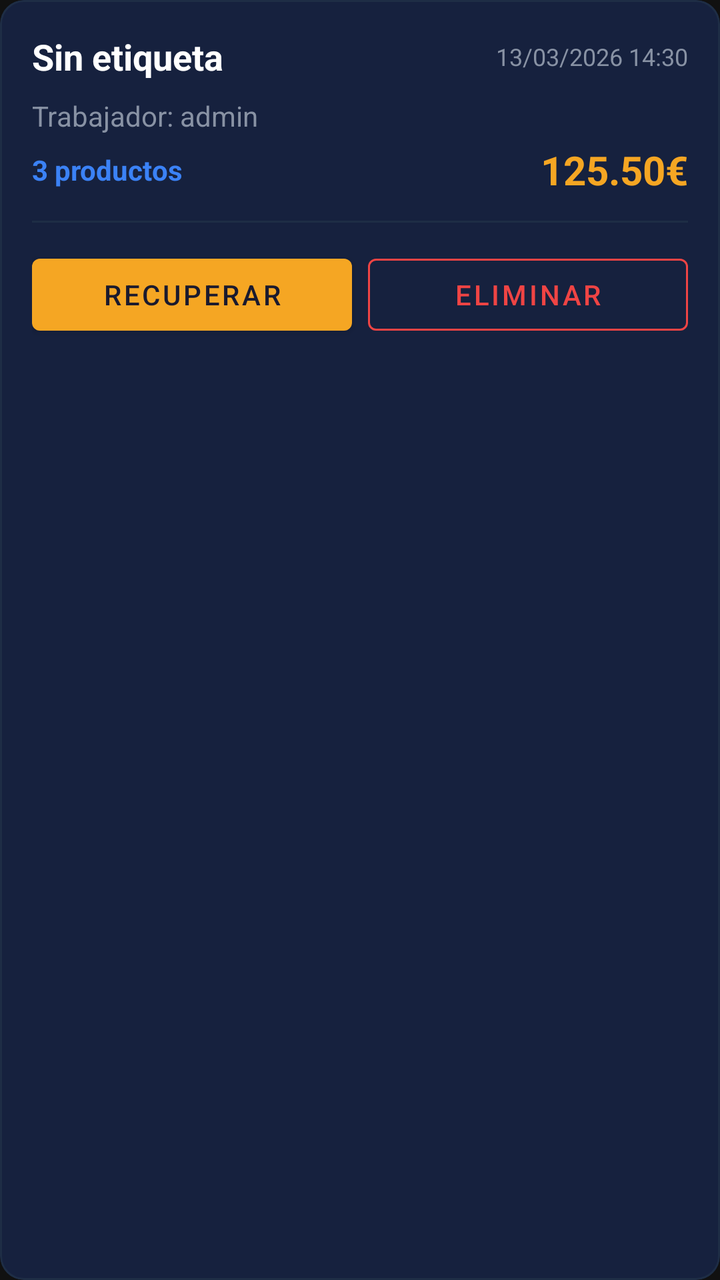
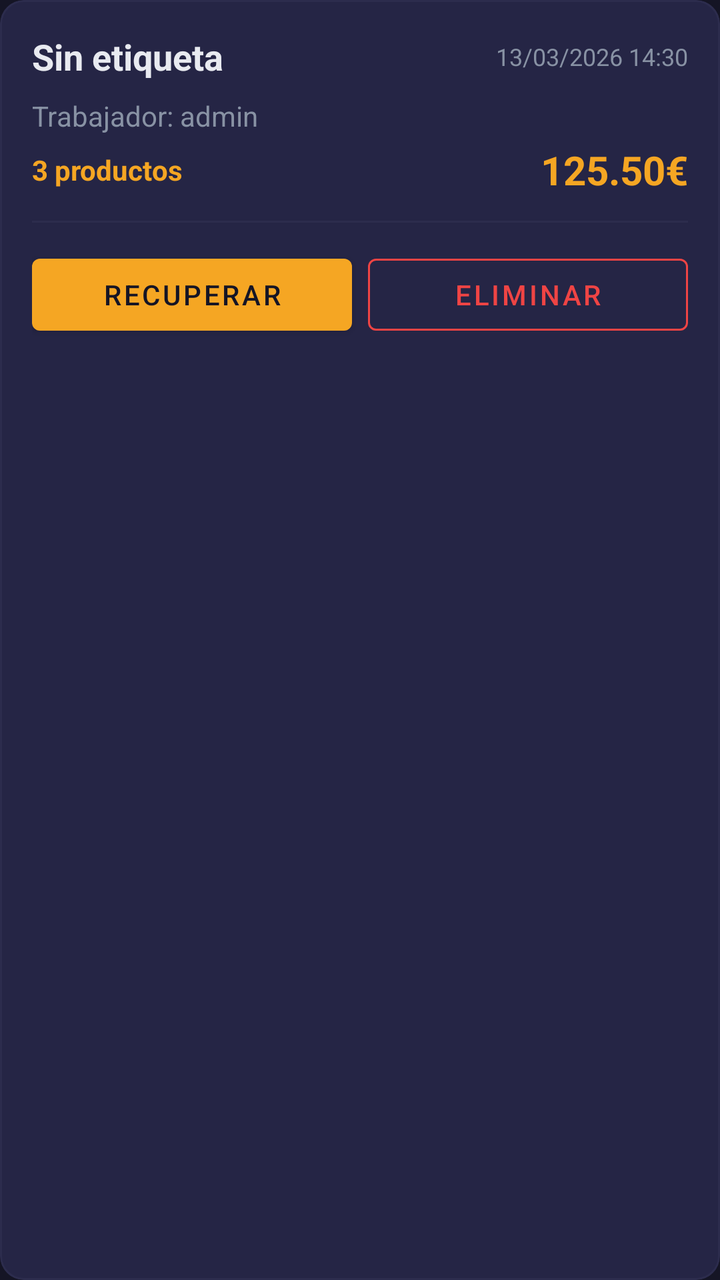

An Android layout rendered at two revisions. The XML below is the earlier revision; the diff shows what the commit changed to produce the second picture.
<!-- AndroidManifest.xml: application theme Theme.Electrobazar -->
<!-- res/layout/item_held_sale.xml -->
<?xml version="1.0" encoding="utf-8"?>
<com.google.android.material.card.MaterialCardView xmlns:android="http://schemas.android.com/apk/res/android"
    xmlns:app="http://schemas.android.com/apk/res-auto"
    android:layout_width="match_parent"
    android:layout_height="wrap_content"
    android:layout_marginBottom="12dp"
    app:cardBackgroundColor="@color/primary_variant"
    app:cardCornerRadius="12dp"
    app:strokeColor="@color/border"
    app:strokeWidth="1dp">

    <LinearLayout
        android:layout_width="match_parent"
        android:layout_height="wrap_content"
        android:orientation="vertical"
        android:padding="16dp">

        <LinearLayout
            android:layout_width="match_parent"
            android:layout_height="wrap_content"
            android:orientation="horizontal"
            android:gravity="center_vertical"
            android:layout_marginBottom="8dp">

            <TextView
                android:id="@+id/heldSaleLabel"
                android:layout_width="0dp"
                android:layout_height="wrap_content"
                android:layout_weight="1"
                android:text="Sin etiqueta"
                android:textColor="@color/white"
                android:textSize="18sp"
                android:textStyle="bold" />

            <TextView
                android:id="@+id/heldSaleDate"
                android:layout_width="wrap_content"
                android:layout_height="wrap_content"
                android:text="13/03/2026 14:30"
                android:textColor="@color/text_muted"
                android:textSize="12sp" />
        </LinearLayout>

        <TextView
            android:id="@+id/heldSaleWorker"
            android:layout_width="match_parent"
            android:layout_height="wrap_content"
            android:text="Trabajador: admin"
            android:textColor="@color/text_muted"
            android:layout_marginBottom="4dp" />

        <LinearLayout
            android:layout_width="match_parent"
            android:layout_height="wrap_content"
            android:orientation="horizontal"
            android:gravity="center_vertical">
            
            <TextView
                android:id="@+id/heldSaleLineCount"
                android:layout_width="wrap_content"
                android:layout_height="wrap_content"
                android:text="3 productos"
                android:textColor="@color/info"
                android:textStyle="bold"
                android:textSize="14sp" />

            <View
                android:layout_width="0dp"
                android:layout_height="0dp"
                android:layout_weight="1" />

            <TextView
                android:id="@+id/heldSaleTotal"
                android:layout_width="wrap_content"
                android:layout_height="wrap_content"
                android:text="125.50€"
                android:textColor="@color/accent"
                android:textSize="20sp"
                android:textStyle="bold" />
        </LinearLayout>

        <View
            android:layout_width="match_parent"
            android:layout_height="1dp"
            android:background="@color/border"
            android:layout_marginVertical="12dp" />

        <LinearLayout
            android:layout_width="match_parent"
            android:layout_height="wrap_content"
            android:orientation="horizontal"
            android:gap="8dp">

            <com.google.android.material.button.MaterialButton
                android:id="@+id/btnRecover"
                style="@style/Widget.MaterialComponents.Button"
                android:layout_width="0dp"
                android:layout_height="wrap_content"
                android:layout_weight="1"
                android:text="RECUPERAR"
                app:backgroundTint="@color/accent"
                android:textColor="@color/primary"
                android:layout_marginEnd="4dp" />

            <com.google.android.material.button.MaterialButton
                android:id="@+id/btnDelete"
                style="@style/Widget.MaterialComponents.Button.OutlinedButton"
                android:layout_width="0dp"
                android:layout_height="wrap_content"
                android:layout_weight="1"
                android:text="ELIMINAR"
                android:textColor="@color/danger"
                app:strokeColor="@color/danger"
                android:layout_marginStart="4dp" />
        </LinearLayout>

    </LinearLayout>
</com.google.android.material.card.MaterialCardView>
<!-- resources referenced by this layout -->
<resources>
  <color name="accent">#f5a623</color>
  <color name="border">#1e2d45</color>
  <color name="danger">#ef4444</color>
  <color name="info">#3b82f6</color>
  <color name="primary">#1a1a2e</color>
  <color name="primary_variant">#16213e</color>
  <color name="text_muted">#8892a4</color>
  <color name="white">#FFFFFF</color>
  <style name="Theme.Electrobazar" parent="Base.Theme.Electrobazar" />
  <style name="Base.Theme.Electrobazar" parent="Theme.Material3.DayNight.NoActionBar">
          <item name="colorPrimary">@color/primary</item>
          <item name="colorSecondary">@color/secondary</item>
          <item name="android:windowBackground">@color/background</item>
          <item name="android:textColorPrimary">@color/text_main</item>
          <item name="colorError">@color/danger</item>
      </style>
  <color name="secondary">#16213e</color>
  <color name="background">#111111</color>
  <color name="text_main">#e8eaf0</color>
</resources>

<!-- the commit's change to res/layout/item_held_sale.xml (unified diff, before → after) -->
@@ -4,9 +4,9 @@
     android:layout_width="match_parent"
     android:layout_height="wrap_content"
     android:layout_marginBottom="12dp"
-    app:cardBackgroundColor="@color/primary_variant"
+    app:cardBackgroundColor="?attr/colorSurface"
     app:cardCornerRadius="12dp"
-    app:strokeColor="@color/border"
+    app:strokeColor="?attr/colorOutline"
     app:strokeWidth="1dp">
 
     <LinearLayout
@@ -28,7 +28,7 @@
                 android:layout_height="wrap_content"
                 android:layout_weight="1"
                 android:text="Sin etiqueta"
-                android:textColor="@color/white"
+                android:textColor="?attr/android:textColorPrimary"
                 android:textSize="18sp"
                 android:textStyle="bold" />
 
@@ -37,7 +37,7 @@
                 android:layout_width="wrap_content"
                 android:layout_height="wrap_content"
                 android:text="13/03/2026 14:30"
-                android:textColor="@color/text_muted"
+                android:textColor="?attr/android:textColorSecondary"
                 android:textSize="12sp" />
         </LinearLayout>
 
@@ -46,7 +46,7 @@
             android:layout_width="match_parent"
             android:layout_height="wrap_content"
             android:text="Trabajador: admin"
-            android:textColor="@color/text_muted"
+            android:textColor="?attr/android:textColorSecondary"
             android:layout_marginBottom="4dp" />
 
         <LinearLayout
@@ -60,7 +60,7 @@
                 android:layout_width="wrap_content"
                 android:layout_height="wrap_content"
                 android:text="3 productos"
-                android:textColor="@color/info"
+                android:textColor="?attr/colorPrimary"
                 android:textStyle="bold"
                 android:textSize="14sp" />
 
@@ -74,7 +74,7 @@
                 android:layout_width="wrap_content"
                 android:layout_height="wrap_content"
                 android:text="125.50€"
-                android:textColor="@color/accent"
+                android:textColor="?attr/colorPrimary"
                 android:textSize="20sp"
                 android:textStyle="bold" />
         </LinearLayout>
@@ -82,14 +82,13 @@
         <View
             android:layout_width="match_parent"
             android:layout_height="1dp"
-            android:background="@color/border"
+            android:background="?attr/colorOutline"
             android:layout_marginVertical="12dp" />
 
         <LinearLayout
             android:layout_width="match_parent"
             android:layout_height="wrap_content"
-            android:orientation="horizontal"
-            android:gap="8dp">
+            android:orientation="horizontal">
 
             <com.google.android.material.button.MaterialButton
                 android:id="@+id/btnRecover"
@@ -98,8 +97,8 @@
                 android:layout_height="wrap_content"
                 android:layout_weight="1"
                 android:text="RECUPERAR"
-                app:backgroundTint="@color/accent"
-                android:textColor="@color/primary"
+                app:backgroundTint="?attr/colorPrimary"
+                android:textColor="?attr/android:windowBackground"
                 android:layout_marginEnd="4dp" />
 
             <com.google.android.material.button.MaterialButton
<!-- resource entries referenced after the edit -->
@@ -1,23 +1,39 @@
 <!-- resources referenced by this layout -->
 <resources>
   <color name="accent">#f5a623</color>
-  <color name="border">#1e2d45</color>
+  <color name="border">#2c2c4d</color>
   <color name="danger">#ef4444</color>
-  <color name="info">#3b82f6</color>
-  <color name="primary">#1a1a2e</color>
-  <color name="primary_variant">#16213e</color>
+  <color name="primary">#151525</color>
+  <color name="surface">#252545</color>
   <color name="text_muted">#8892a4</color>
-  <color name="white">#FFFFFF</color>
   <style name="Theme.Electrobazar" parent="Base.Theme.Electrobazar" />
   <style name="Base.Theme.Electrobazar" parent="Theme.Material3.DayNight.NoActionBar">
-          <item name="colorPrimary">@color/primary</item>
-          <item name="colorSecondary">@color/secondary</item>
-          <item name="android:windowBackground">@color/background</item>
+          
+          <item name="colorPrimary">@color/accent</item>
+          <item name="colorOnPrimary">@color/primary</item>
+          <item name="colorSecondary">@color/accent</item>
+          <item name="colorOnSecondary">@color/primary</item>
+          <item name="colorPrimaryContainer">@color/surface</item>
+          <item name="colorOnPrimaryContainer">@color/text_main</item>
+          
+          <item name="colorSurface">@color/surface</item>
+          <item name="colorOnSurface">@color/text_main</item>
+          <item name="colorSurfaceVariant">@color/secondary</item>
+          <item name="colorOnSurfaceVariant">@color/text_muted</item>
+          <item name="colorOutline">@color/border</item>
+          
+          <item name="android:windowBackground">@color/primary</item>
+          <item name="android:colorBackground">@color/primary</item>
           <item name="android:textColorPrimary">@color/text_main</item>
+          <item name="android:textColorSecondary">@color/text_muted</item>
+          <item name="android:textColorHint">@color/text_muted</item>
+          
+          <item name="android:statusBarColor">@color/primary</item>
+          <item name="android:navigationBarColor">@color/primary</item>
+          
           <item name="colorError">@color/danger</item>
       </style>
-  <color name="secondary">#16213e</color>
-  <color name="background">#111111</color>
+  <color name="secondary">#1e1e35</color>
   <color name="text_main">#e8eaf0</color>
 </resources>
 
